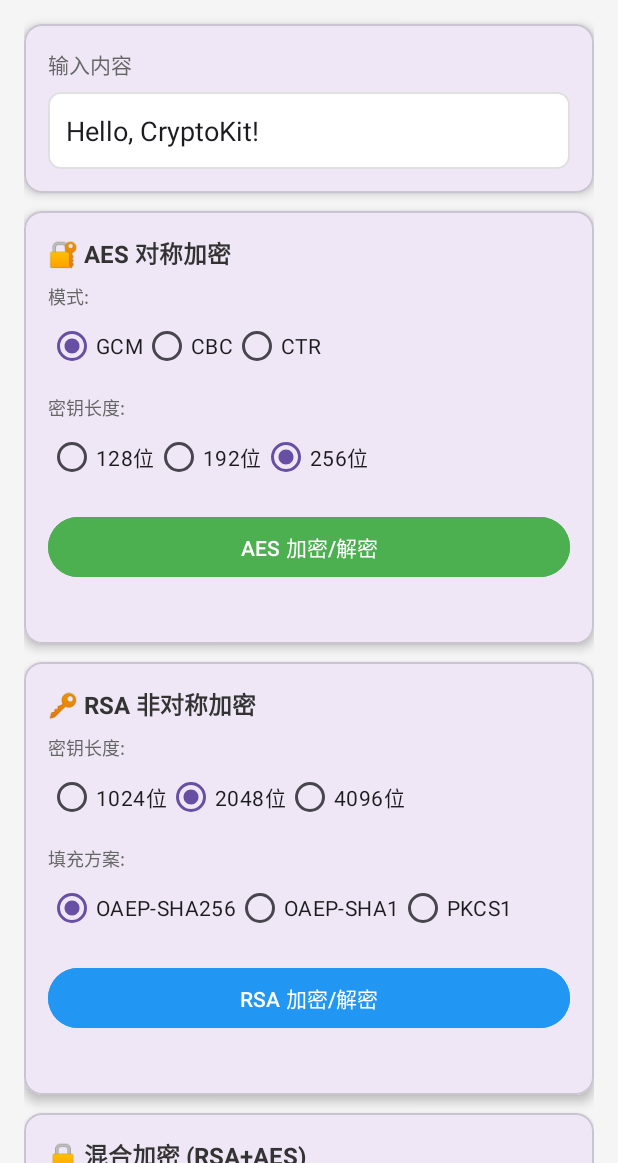
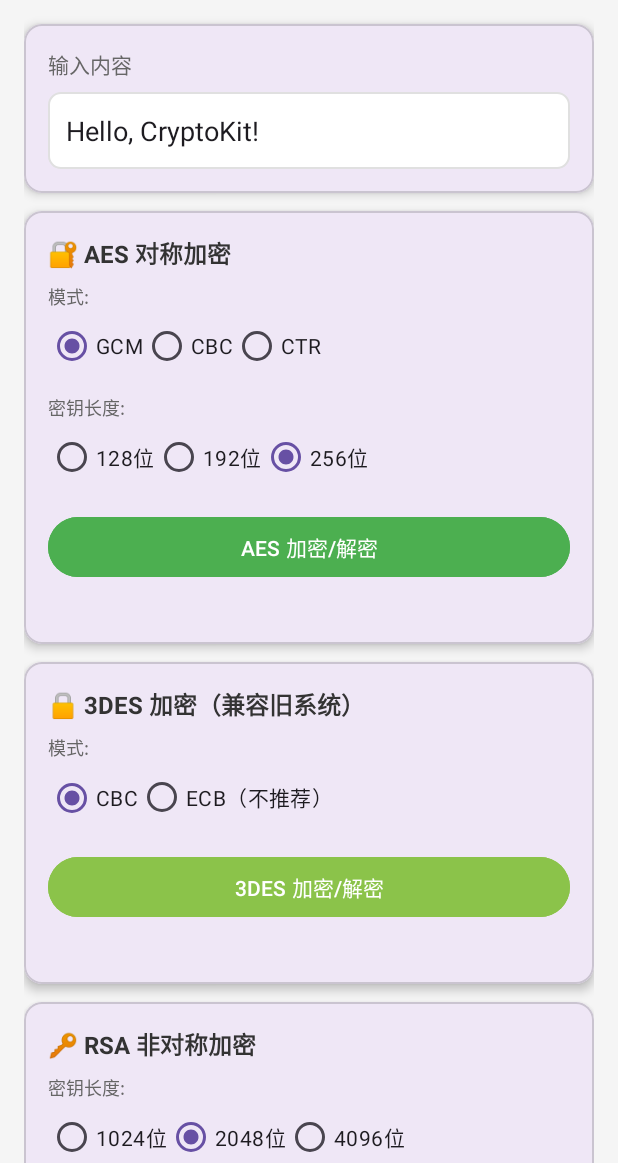
Before and after one commit to mytangyh/CryptoKitDemo, an Android app: the screen it shows after launch (MainActivity), on a phone screen of 412 x 824 dp, the part 73-1236 px from its top. Run offline under Robolectric (Android 15) with nearby library versions, the phone set to English and light mode, and no system bars.

Commit message:
feat: add 3DES encryption demo
- Add TripleDESBuilder in api/builders
- Add tripleDes() method to CryptoKit facade
- Add 3DES section in activity_main.xml with CBC/ECB mode selection
- Add demoTripleDesEncryption() in MainActivity

```diff
--- a/CryptoKit/src/main/java/com/example/cryptokit/CryptoKit.kt
+++ b/CryptoKit/src/main/java/com/example/cryptokit/CryptoKit.kt
@@ -38,6 +38,12 @@ object CryptoKit {
      * 默认配置：AES-256-GCM，自动生成密钥和IV
      */
     fun aes(): AESBuilder = AESBuilder()
+
+    /**
+     * 3DES加密（兼容旧系统）
+     * 默认配置：3DES-CBC-PKCS5Padding
+     */
+    fun tripleDes(): TripleDESBuilder = TripleDESBuilder()
 
     // ==================== 非对称加密 ====================
 
--- a/app/src/main/res/layout/activity_main.xml
+++ b/app/src/main/res/layout/activity_main.xml
@@ -162,6 +162,77 @@
 
                 <TextView
                     android:id="@+id/tvAesResult"
+                    android:layout_width="match_parent"
+                    android:layout_height="wrap_content"
+                    android:layout_marginTop="8dp"
+                    android:textSize="12sp"
+                    android:textColor="#555555"
+                    android:fontFamily="monospace" />
+
+            </LinearLayout>
+        </com.google.android.material.card.MaterialCardView>
+
+        <!-- 3DES加密演示 -->
+        <com.google.android.material.card.MaterialCardView
+            android:layout_width="match_parent"
+            android:layout_height="wrap_content"
+            android:layout_marginBottom="12dp"
+            app:cardCornerRadius="12dp"
+            app:cardElevation="4dp">
+
+            <LinearLayout
+                android:layout_width="match_parent"
+                android:layout_height="wrap_content"
+                android:orientation="vertical"
+                android:padding="16dp">
+
+                <TextView
+                    android:layout_width="wrap_content"
+                    android:layout_height="wrap_content"
+                    android:text="🔒 3DES 加密（兼容旧系统）"
+                    android:textSize="16sp"
+                    android:textStyle="bold"
+                    android:textColor="#333333"
+                    android:layout_marginBottom="8dp" />
+
+                <!-- 模式选择 -->
+                <TextView
+                    android:layout_width="wrap_content"
+                    android:layout_height="wrap_content"
+                    android:text="模式:"
+                    android:textSize="12sp"
+                    android:textColor="#666666" />
+
+                <RadioGroup
+                    android:id="@+id/rgDesMode"
+                    android:layout_width="match_parent"
+                    android:layout_height="wrap_content"
+                    android:orientation="horizontal"
+                    android:layout_marginBottom="12dp">
+
+                    <RadioButton
+                        android:id="@+id/rbDesCbc"
+                        android:layout_width="wrap_content"
+                        android:layout_height="wrap_content"
+                        android:text="CBC"
+                        android:checked="true" />
+
+                    <RadioButton
+                        android:id="@+id/rbDesEcb"
+                        android:layout_width="wrap_content"
+                        android:layout_height="wrap_content"
+                        android:text="ECB（不推荐）" />
+                </RadioGroup>
+
+                <Button
+                    android:id="@+id/btnDesEncrypt"
+                    android:layout_width="match_parent"
+                    android:layout_height="wrap_content"
+                    android:text="3DES 加密/解密"
+                    android:backgroundTint="#8BC34A" />
+
+                <TextView
+                    android:id="@+id/tvDesResult"
                     android:layout_width="match_parent"
                     android:layout_height="wrap_content"
                     android:layout_marginTop="8dp"
```
Also changed, not shown: CryptoKit/src/main/java/com/example/cryptokit/api/builders/TripleDESBuilder.kt (added, +141 -0 lines), app/src/main/java/com/example/cryptokitdemo/MainActivity.kt (+65 -0 lines).
